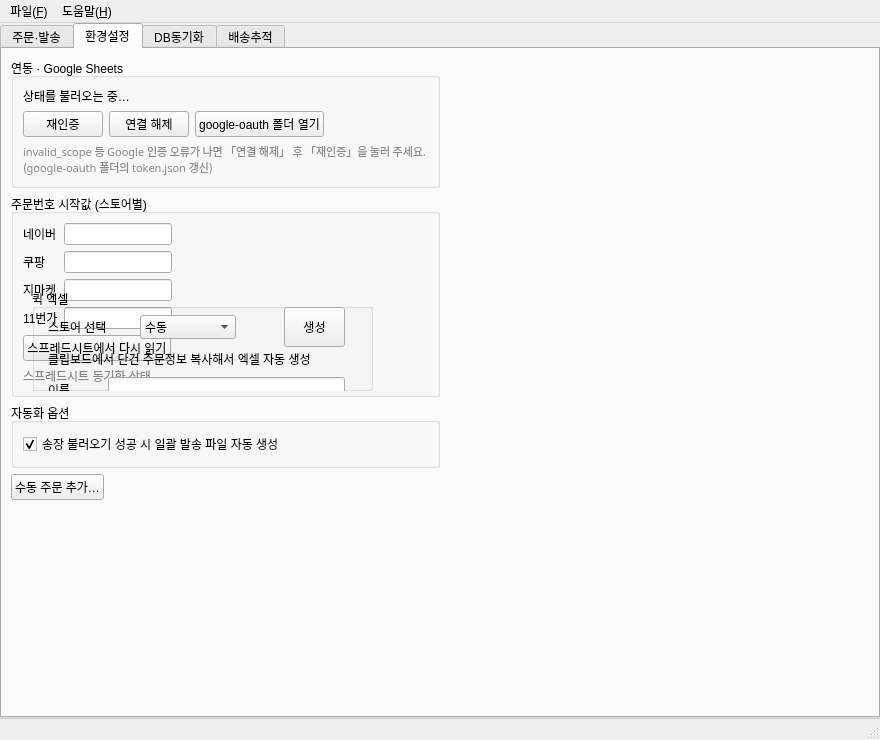
Before: the Qt Designer form ui/main_window.ui in Peanut0711/easy-fulfill, drawn with Qt 5.
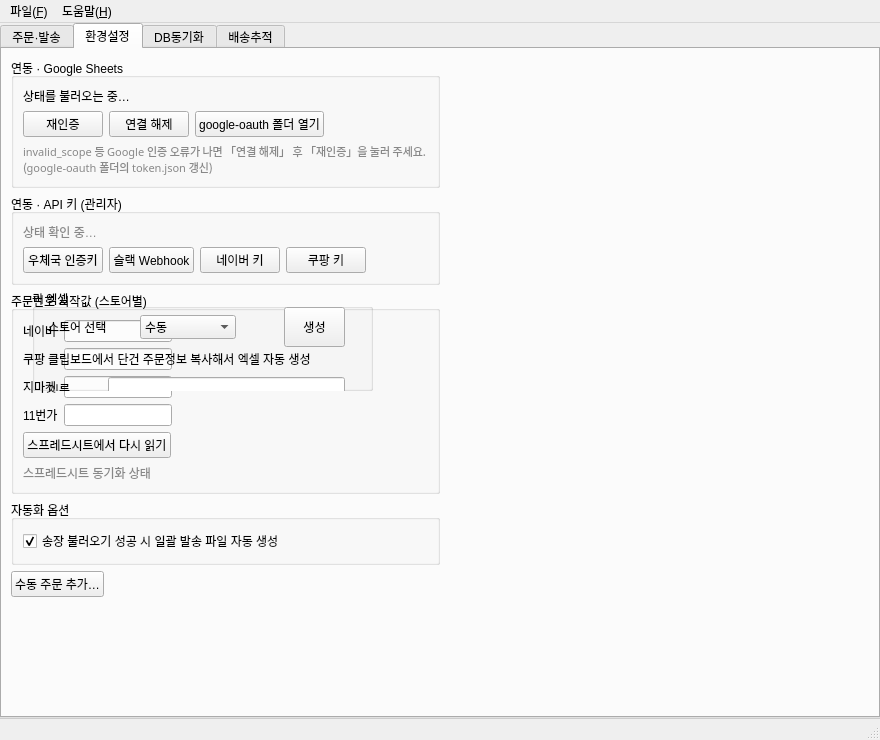
After: the same form once the commit is applied. The open tabs and pages were chosen to show the change.

Commit message:
feat(ui): 연동·API 키를 배송추적 팝업 → 환경설정 탭으로 이동
관리자용·전원공유 자격증명(우체국 regkey, 슬랙 Webhook, 네이버·쿠팡 키)을
환경설정 탭 「연동 · API 키 (관리자)」 그룹으로 통합. 기존 핸들러 재사용,
상태는 label_settings_api_status에 표시.
- 배송추적 팝업에선 해당 키 버튼 제거(이동 안내만), PC별 토글·테스트·지금확인·
  상태는 그대로 유지. 키 검증 중 비활성화 대상(_dlg_key_btn)은 탭 버튼으로 지정.
- 2순위(알림 시간대·위험 판정 기준)는 표 보며 튜닝하는 성격이라 팝업 유지.

Diff of the .ui file:
```diff
--- a/ui/main_window.ui
+++ b/ui/main_window.ui
@@ -522,6 +522,85 @@
              </layout>
             </widget>
            </item>
+           <item>
+            <widget class="QGroupBox" name="groupBox_api_keys">
+             <property name="title">
+              <string>연동 · API 키 (관리자)</string>
+             </property>
+             <layout class="QVBoxLayout" name="verticalLayout_api_keys">
+              <item>
+               <widget class="QLabel" name="label_settings_api_status">
+                <property name="text">
+                 <string>상태 확인 중…</string>
+                </property>
+                <property name="wordWrap">
+                 <bool>true</bool>
+                </property>
+                <property name="styleSheet">
+                 <string>color: #888;</string>
+                </property>
+               </widget>
+              </item>
+              <item>
+               <layout class="QHBoxLayout" name="horizontalLayout_api_keys">
+                <item>
+                 <widget class="QPushButton" name="pushButton_cfg_kpost_key">
+                  <property name="text">
+                   <string>우체국 인증키</string>
+                  </property>
+                  <property name="toolTip">
+                   <string>관리자용: 공유 우체국 OpenAPI 인증키(regkey) 변경. 전원 적용.</string>
+                  </property>
+                 </widget>
+                </item>
+                <item>
+                 <widget class="QPushButton" name="pushButton_cfg_slack_webhook">
+                  <property name="text">
+                   <string>슬랙 Webhook</string>
+                  </property>
+                  <property name="toolTip">
+                   <string>관리자용: 슬랙 알림 Webhook URL 설정(전원 공유).</string>
+                  </property>
+                 </widget>
+                </item>
+                <item>
+                 <widget class="QPushButton" name="pushButton_cfg_naver_key">
+                  <property name="text">
+                   <string>네이버 키</string>
+                  </property>
+                  <property name="toolTip">
+                   <string>관리자용: 네이버 커머스API client_id/secret 입력(검증 후 전원 공유).</string>
+                  </property>
+                 </widget>
+                </item>
+                <item>
+                 <widget class="QPushButton" name="pushButton_cfg_coupang_key">
+                  <property name="text">
+                   <string>쿠팡 키</string>
+                  </property>
+                  <property name="toolTip">
+                   <string>관리자용: 쿠팡 WING OpenAPI vendorId/accessKey/secretKey 입력(검증 후 전원 공유).</string>
+                  </property>
+                 </widget>
+                </item>
+                <item>
+                 <spacer name="horizontalSpacer_api_keys">
+                  <property name="orientation">
+                   <enum>Qt::Orientation::Horizontal</enum>
+                  </property>
+                  <property name="sizeHint" stdset="0">
+                   <size>
+                    <width>10</width>
+                    <height>20</height>
+                   </size>
+                  </property>
+                 </spacer>
+                </item>
+               </layout>
+              </item>
+             </layout>
+            </widget>
+           </item>
            <item>
             <widget class="QGroupBox" name="groupBox_order_index">
              <property name="title">
```
The commit also changes 1 other file.
